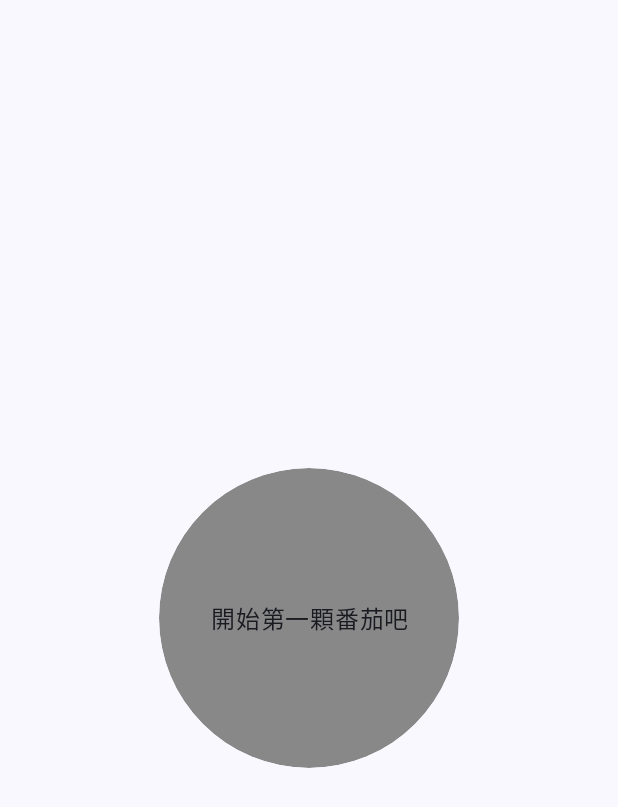
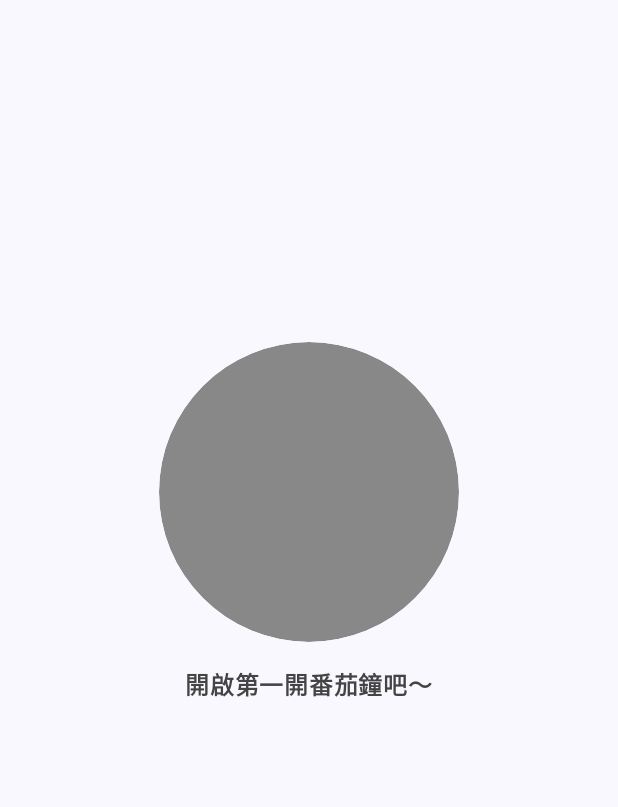
Before and after one commit to yabee5566/SimpleManPomodoro, an Android app built with Jetpack Compose: the screen it shows after launch (MainActivity), on a phone screen of 412 x 824 dp. Shown: the top 807 px of the screen. Run offline under Robolectric (Android 15) with nearby library versions, the phone set to English and light mode, and no system bars; our stand-ins replace Dagger/Hilt's generated code, Room's generated code.

Commit message:
feat: add description text

```diff
--- a/app/src/main/java/com/simple_man/pomodoro/ui/main/MainScreen.kt
+++ b/app/src/main/java/com/simple_man/pomodoro/ui/main/MainScreen.kt
@@ -27,12 +27,17 @@ import androidx.compose.ui.Alignment
 import androidx.compose.ui.Modifier
 import androidx.compose.ui.draw.clip
 import androidx.compose.ui.draw.drawBehind
+import androidx.compose.ui.graphics.Color.Companion.Black
+import androidx.compose.ui.graphics.Color.Companion.DarkGray
 import androidx.compose.ui.graphics.Color.Companion.Gray
 import androidx.compose.ui.graphics.Color.Companion.Green
 import androidx.compose.ui.graphics.Color.Companion.Red
+import androidx.compose.ui.graphics.Color.Companion.White
+import androidx.compose.ui.text.font.FontWeight
 import androidx.compose.ui.text.style.TextAlign
 import androidx.compose.ui.tooling.preview.Preview
 import androidx.compose.ui.unit.dp
+import androidx.compose.ui.unit.sp
 import androidx.hilt.navigation.compose.hiltViewModel
 import androidx.lifecycle.compose.collectAsStateWithLifecycle
 import java.text.SimpleDateFormat
@@ -46,7 +51,7 @@ import kotlin.time.Duration.Companion.seconds
 fun TomatoScreen(modifier: Modifier = Modifier, viewModel: MainViewModel = hiltViewModel()) {
     val uiState by viewModel.uiState.collectAsStateWithLifecycle()
     TomatoScreen(
-        modifier = Modifier.fillMaxSize(),
+        modifier = modifier.fillMaxSize(),
         uiState = uiState,
         onTomatoClick = viewModel::onTomatoClick
     )
@@ -67,13 +72,25 @@ internal fun TomatoScreen(
             is TomatoState.GreenPause -> Green.copy(alpha = 0.2F)
         }
         val tomatoText = when (uiState.tomatoState) {
-            TomatoState.Idle -> "開始第一顆番茄吧"
+            TomatoState.Idle -> ""
             is TomatoState.RedPause -> uiState.tomatoState.timeLeftInSec.seconds
             is TomatoState.RedRunning -> uiState.tomatoState.timeLeftInSec.seconds
             is TomatoState.GreenRunning -> uiState.tomatoState.timeLeftInSec.seconds
             is TomatoState.GreenPause -> uiState.tomatoState.timeLeftInSec.seconds
         }.toString()
+        val description = when (uiState.tomatoState) {
+            TomatoState.Idle -> "開啟第一開番茄鐘吧～"
+            is TomatoState.RedPause -> "停一下"
+            is TomatoState.RedRunning -> "專注專注～"
+            is TomatoState.GreenRunning -> "休息一下，進廣告～"
+            is TomatoState.GreenPause -> "暫停休息，小專注～"
+        }.toString()
 
+        Column(
+            modifier = modifier.align(Alignment.Center),
+            horizontalAlignment = Alignment.CenterHorizontally,
+        ) {
+            Spacer(modifier = Modifier.height(180.dp))
             Box(
                 modifier = Modifier
                     .padding(16.dp)
@@ -82,13 +99,23 @@ internal fun TomatoScreen(
                     .clickable(onClick = onTomatoClick)
                     .drawBehind {
                         drawCircle(color = tomatoColor, radius = size.maxDimension / 2)
-                }
-                .align(Alignment.Center),
+                    },
             ) {
                 Text(
                     modifier = Modifier.align(Alignment.Center),
                     text = tomatoText,
+                    color = White,
                     textAlign = TextAlign.Center,
+                    fontSize = 24.sp,
+                    fontWeight = FontWeight.SemiBold
+                )
+            }
+
+            Text(
+                text = description,
+                color = DarkGray,
+                fontSize = 16.sp,
+                fontWeight = FontWeight.SemiBold
             )
         }
     }
```
Lines whose indentation alone changed are shown as unchanged.
